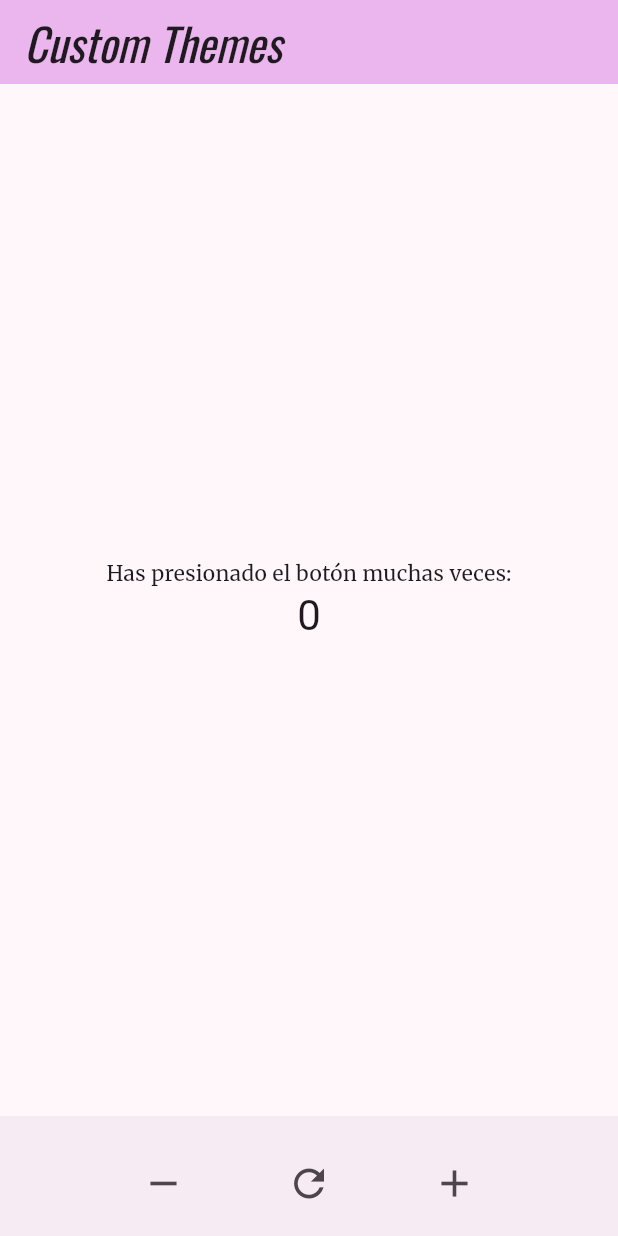
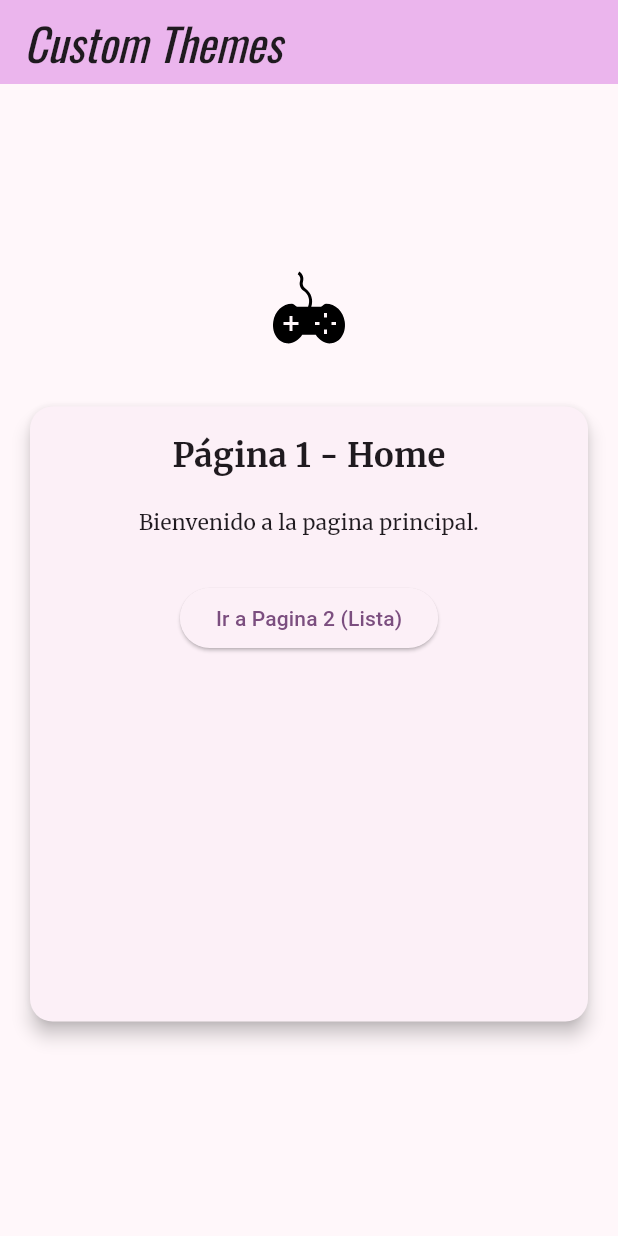
Before and after one commit to JohnCooper25/3479A321_2022479038, a Flutter app: the screen it shows after launch, on a phone screen of 412 x 824 dp. Run offline on Flutter 3.47's test engine with Material 3 defaults, Android fonts, the phone set to English and light mode, and no system bars; our stand-ins replace flutter_svg, google_fonts, logger.

Commit message:
cambios para punto 4

```diff
--- a/lib/Pages/home.page.dart
+++ b/lib/Pages/home.page.dart
@@ -9,7 +9,6 @@ class MyHomePage extends StatefulWidget {
   final String title;
 
   @override
-
   State<MyHomePage> createState() {
     print("createState: creando el estado de MyHomePage");
     return _MyHomePageState();
@@ -17,127 +16,109 @@ class MyHomePage extends StatefulWidget {
 }
 
 class _MyHomePageState extends State<MyHomePage> {
-  int _counter = 0;
-
-
-  _MyHomePageState() {
-    print("Constructor de _MyHomePageState el mounted = $mounted");
-  }
-
+  final logger = Logger();
 
   @override
   void initState() {
     super.initState();
-    print("initState llamado");
+    logger.i("initState");
+    print("mounted: $mounted");
   }
-
 
   @override
   void didChangeDependencies() {
     super.didChangeDependencies();
-    print("didChangeDependencies llamado");
+    logger.i("didChangeDependencies");
   }
 
+  @override
+  void didUpdateWidget(covariant MyHomePage oldWidget) {
+    super.didUpdateWidget(oldWidget);
+    logger.i("didUpdateWidget");
+  }
+
+  @override
+  void reassemble() {
+    super.reassemble();
+    logger.i("reassemble");
+  }
+
+  @override
+  void deactivate() {
+    super.deactivate();
+    logger.w("deactivate");
+  }
+
+  @override
+  void dispose() {
+    logger.w("dispose");
+    super.dispose();
+  }
+
+  @override
+  void setState(VoidCallback fn) {
+    logger.i("setState");
+    super.setState(fn);
+  }
 
   @override
   Widget build(BuildContext context) {
-    print("build llamado");
+    logger.i("build: reconstruyendo MyHomePage");
+
     return Scaffold(
       appBar: AppBar(
         backgroundColor: Theme.of(context).colorScheme.inversePrimary,
         title: Text(widget.title),
       ),
       body: Center(
+        child: SingleChildScrollView(
           child: Column(
             mainAxisAlignment: MainAxisAlignment.center,
             children: <Widget>[
-            const Text('Has presionado el botón muchas veces:'),
-            Text(
-              '$_counter',
-              style: Theme.of(context).textTheme.headlineMedium,
+              SvgPicture.asset(
+                'Assets/Icons/ICON_GAME.svg',
+                semanticsLabel: 'Dart Logo',
+              ),
+              const SizedBox(height: 20),
+              SizedBox(
+                width: 550,
+                height: 450,
+                child: Card(
+                  margin: const EdgeInsets.all(20),
+                  elevation: 5,
+                  shape: RoundedRectangleBorder(
+                    borderRadius: BorderRadius.circular(15),
+                  ),
+                  child: Padding(
+                    padding: const EdgeInsets.all(16.0),
+                    child: Column(
+                      children: [
+                        const Text(
+                          'Página 1 - Home',
+                          style: TextStyle(fontSize: 22, fontWeight: FontWeight.bold),
+                        ),
+                        const SizedBox(height: 20),
+                        const Text(
+                          'Bienvenido a la pagina principal.',
+                          textAlign: TextAlign.center,
+                        ),
+                        const SizedBox(height: 30),
+                        ElevatedButton(
+                          onPressed: () {
+                            Navigator.push(
+                              context,
+                              MaterialPageRoute(builder: (context) => const ListContent()),
+                            );
+                          },
+                          child: const Text('Ir a Pagina 2 (Lista)'),
                         ),
                       ],
                     ),
                   ),
-      bottomNavigationBar: _buildBottomButtons(),
-    );
-  }
-
-
-  @override
-  void didUpdateWidget(MyHomePage oldWidget) {
-    super.didUpdateWidget(oldWidget);
-    print("didUpdateWidget llamado");
-  }
-
-
-  @override
-  void deactivate() {
-    super.deactivate();
-    print("deactivate llamado");
-  }
-
-
-  @override
-  void dispose() {
-    super.dispose();
-    print("dispose llamado");
-  }
-
-  @override
-  void reassemble() {
-    super.reassemble();
-    print("reassemble llamado");
-  }
-
-  void _incrementCounter() {
-    print("setState: incrementar");
-    setState(() {
-      _counter++;
-    });
-  }
-
-  //  Decrementa el contador y actualiza la UI
-  void _decrementCounter() {
-    print("setState: decrementar");
-    setState(() {
-      _counter--;
-    });
-  }
-
-  // Reinicia el contador y actualiza la UI
-  void _resetCounter() {
-    print("🔄 setState: resetear");
-    setState(() {
-      _counter = 0;
-    });
-  }
-
-  // Barra inferior con los botones
-  Widget _buildBottomButtons() {
-    return BottomAppBar(
-      shape: const CircularNotchedRectangle(),
-      child: Padding(
-        padding: const EdgeInsets.symmetric(horizontal: 20, vertical: 10),
-        child: Row(
-          mainAxisAlignment: MainAxisAlignment.spaceEvenly,
-          children: [
-            IconButton(
-              onPressed: _decrementCounter,
-              icon: const Icon(Icons.remove, size: 30),
-              tooltip: 'Decrementar',
                 ),
-            IconButton(
-              onPressed: _resetCounter,
-              icon: const Icon(Icons.refresh, size: 30),
-              tooltip: 'Reiniciar',
-            ),
-            IconButton(
-              onPressed: _incrementCounter,
-              icon: const Icon(Icons.add, size: 30),
-              tooltip: 'Incrementar',
               ),
             ],
+          ),
         ),
       ),
     );
```
Lines whose indentation alone changed are shown as unchanged.
